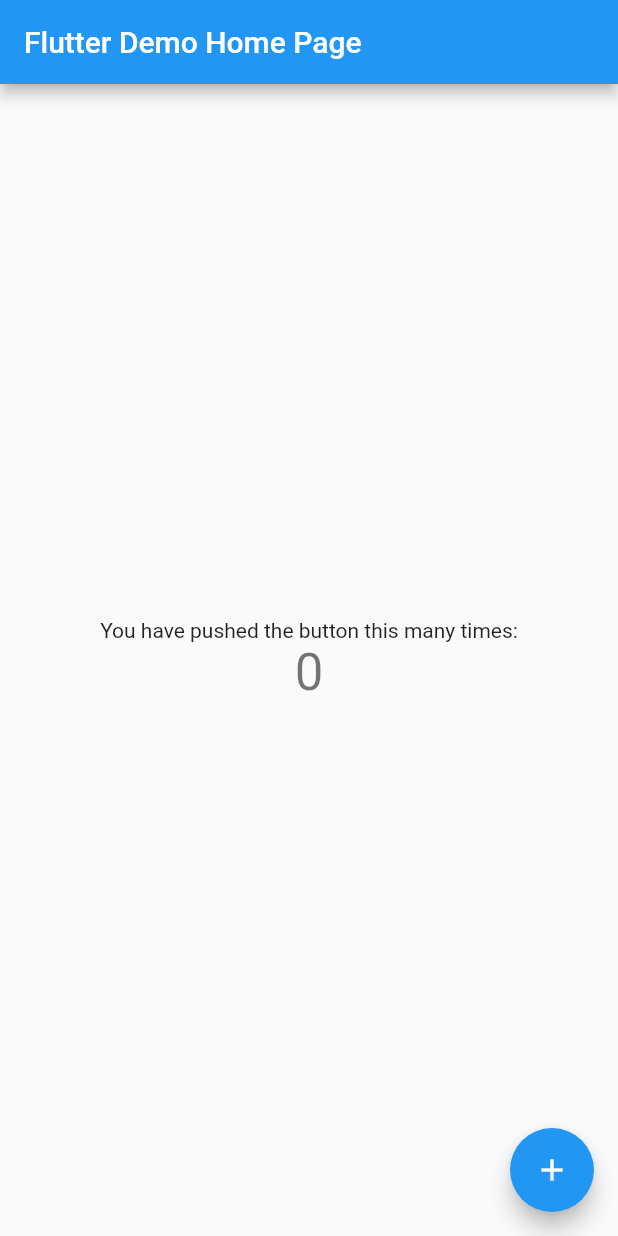
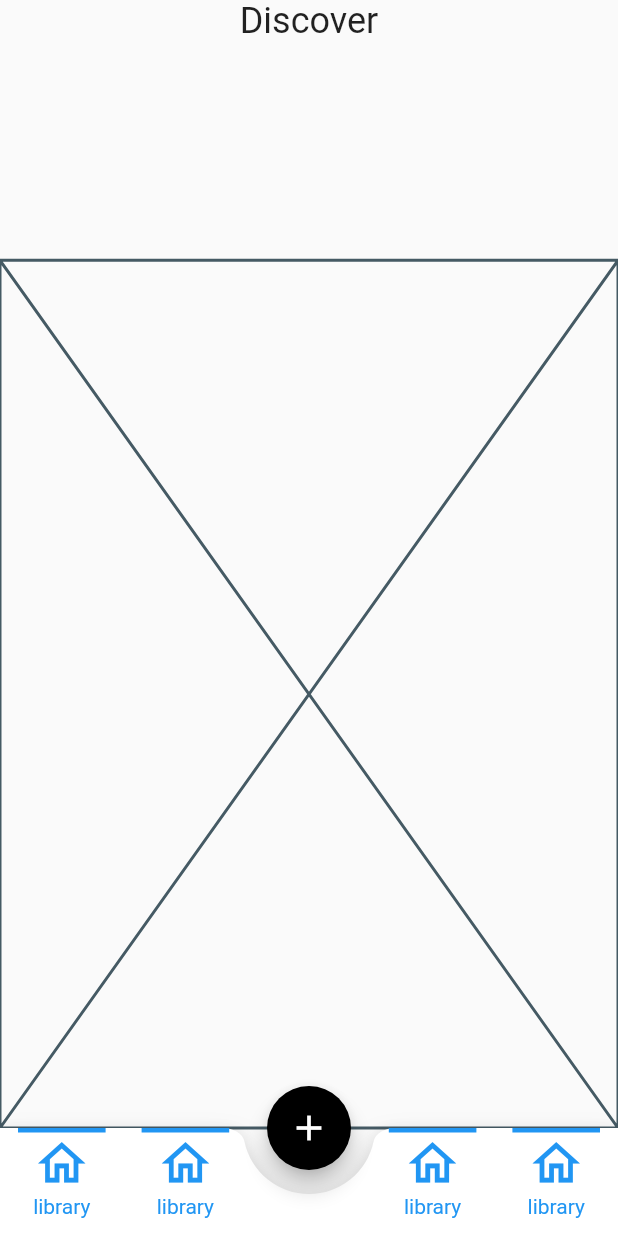
Before and after one commit to danasugu/contemporary-art-app, a Flutter app: the screen it shows after launch, on a phone screen of 412 x 824 dp. Run offline on Flutter 3.47's test engine with Material 2 defaults, Android fonts, the phone set to English and light mode, and no system bars.

Commit message:
main page

```diff
--- /dev/null
+++ b/contemporary_art_app/lib/contemporary_art_app.dart
@@ -0,0 +1,14 @@
+import 'package:contemporary_art_app/ui/art_main_page.dart';
+import 'package:flutter/material.dart';
+
+const String ART_HOME_ROUTE = "/";
+
+class ContemporaryArtApp extends StatelessWidget {
+  @override
+  Widget build(BuildContext context) {
+    return MaterialApp(
+      initialRoute: ART_HOME_ROUTE,
+      routes: {ART_HOME_ROUTE : (context) => ArtMainPage()},
+    );
+  }
+}
--- a/contemporary_art_app/lib/main.dart
+++ b/contemporary_art_app/lib/main.dart
@@ -1,117 +1,7 @@
 import 'package:flutter/material.dart';
 
+import 'contemporary_art_app.dart';
+
 void main() {
-  runApp(MyApp());
+  runApp(ContemporaryArtApp());
 }
-
-class MyApp extends StatelessWidget {
-  // This widget is the root of your application.
-  @override
-  Widget build(BuildContext context) {
-    return MaterialApp(
-      title: 'Flutter Demo',
-      theme: ThemeData(
-        // This is the theme of your application.
-        //
-        // Try running your application with "flutter run". You'll see the
-        // application has a blue toolbar. Then, without quitting the app, try
-        // changing the primarySwatch below to Colors.green and then invoke
-        // "hot reload" (press "r" in the console where you ran "flutter run",
-        // or simply save your changes to "hot reload" in a Flutter IDE).
-        // Notice that the counter didn't reset back to zero; the application
-        // is not restarted.
-        primarySwatch: Colors.blue,
-        // This makes the visual density adapt to the platform that you run
-        // the app on. For desktop platforms, the controls will be smaller and
-        // closer together (more dense) than on mobile platforms.
-        visualDensity: VisualDensity.adaptivePlatformDensity,
-      ),
-      home: MyHomePage(title: 'Flutter Demo Home Page'),
-    );
-  }
-}
-
-class MyHomePage extends StatefulWidget {
-  MyHomePage({Key key, this.title}) : super(key: key);
-
-  // This widget is the home page of your application. It is stateful, meaning
-  // that it has a State object (defined below) that contains fields that affect
-  // how it looks.
-
-  // This class is the configuration for the state. It holds the values (in this
-  // case the title) provided by the parent (in this case the App widget) and
-  // used by the build method of the State. Fields in a Widget subclass are
-  // always marked "final".
-
-  final String title;
-
-  @override
-  _MyHomePageState createState() => _MyHomePageState();
-}
-
-class _MyHomePageState extends State<MyHomePage> {
-  int _counter = 0;
-
-  void _incrementCounter() {
-    setState(() {
-      // This call to setState tells the Flutter framework that something has
-      // changed in this State, which causes it to rerun the build method below
-      // so that the display can reflect the updated values. If we changed
-      // _counter without calling setState(), then the build method would not be
-      // called again, and so nothing would appear to happen.
-      _counter++;
-    });
-  }
-
-  @override
-  Widget build(BuildContext context) {
-    // This method is rerun every time setState is called, for instance as done
-    // by the _incrementCounter method above.
-    //
-    // The Flutter framework has been optimized to make rerunning build methods
-    // fast, so that you can just rebuild anything that needs updating rather
-    // than having to individually change instances of widgets.
-    return Scaffold(
-      appBar: AppBar(
-        // Here we take the value from the MyHomePage object that was created by
-        // the App.build method, and use it to set our appbar title.
-        title: Text(widget.title),
-      ),
-      body: Center(
-        // Center is a layout widget. It takes a single child and positions it
-        // in the middle of the parent.
-        child: Column(
-          // Column is also a layout widget. It takes a list of children and
-          // arranges them vertically. By default, it sizes itself to fit its
-          // children horizontally, and tries to be as tall as its parent.
-          //
-          // Invoke "debug painting" (press "p" in the console, choose the
-          // "Toggle Debug Paint" action from the Flutter Inspector in Android
-          // Studio, or the "Toggle Debug Paint" command in Visual Studio Code)
-          // to see the wireframe for each widget.
-          //
-          // Column has various properties to control how it sizes itself and
-          // how it positions its children. Here we use mainAxisAlignment to
-          // center the children vertically; the main axis here is the vertical
-          // axis because Columns are vertical (the cross axis would be
-          // horizontal).
-          mainAxisAlignment: MainAxisAlignment.center,
-          children: <Widget>[
-            Text(
-              'You have pushed the button this many times:',
-            ),
-            Text(
-              '$_counter',
-              style: Theme.of(context).textTheme.headline4,
-            ),
-          ],
-        ),
-      ),
-      floatingActionButton: FloatingActionButton(
-        onPressed: _incrementCounter,
-        tooltip: 'Increment',
-        child: Icon(Icons.add),
-      ), // This trailing comma makes auto-formatting nicer for build methods.
-    );
-  }
-}
--- /dev/null
+++ b/contemporary_art_app/lib/ui/art_main_page.dart
@@ -0,0 +1,118 @@
+import 'package:flutter/material.dart';
+
+class ArtMainPage extends StatefulWidget {
+  @override
+  _ArtMainPageState createState() => _ArtMainPageState();
+}
+
+class _ArtMainPageState extends State<ArtMainPage> {
+  @override
+  Widget build(BuildContext context) {
+    return Scaffold(
+      body: SafeArea(
+        child: Column(
+        children: [
+          Expanded(
+            flex:3,
+            child:Column(
+              children: [
+                Text('Discover', style: TextStyle(fontSize:24),),
+                Row(
+                  children: [
+
+                  ],)
+              ],
+            )),
+          Expanded(
+            flex:10,
+            child:Placeholder()),
+        ],
+        ),
+        ),
+        bottomNavigationBar: BottomAppBar(
+          notchMargin: 16.0,
+          shape: CircularNotchedRectangle(),
+          child:Container(
+            height: 72,
+            child: Row(
+              children: [
+                Expanded(
+                  child: Padding(
+                    padding: const EdgeInsets.only(left:12,right:12,bottom: 12),
+                    child: Column(
+                      mainAxisAlignment: MainAxisAlignment.spaceBetween,
+                    children: [
+                      Container(height: 3,
+                      decoration: BoxDecoration(
+                        color:Colors.blue
+                      ),),
+                      Icon(Icons.home_outlined, size:38,color: Colors.blue,),
+
+                      Text('library', style: TextStyle(color:Colors.blue),)
+                    ],
+                ),
+                  ),
+                  ),
+                Expanded(
+                  child: Padding(
+                    padding: const EdgeInsets.only(left:12,right:12,bottom: 12),
+                    child: Column(
+                      mainAxisAlignment: MainAxisAlignment.spaceBetween,
+                    children: [
+                      Container(height: 3,
+                      decoration: BoxDecoration(
+                        color:Colors.blue
+                      ),),
+                      Icon(Icons.home_outlined, size:38,color: Colors.blue,),
+
+                      Text('library', style: TextStyle(color:Colors.blue),)
+                    ],
+                ),
+                  ),
+                  ),
+                Expanded(child: Container() ,),
+                Expanded(
+                  child: Padding(
+                    padding: const EdgeInsets.only(left:12,right:12,bottom: 12),
+                    child: Column(
+                      mainAxisAlignment: MainAxisAlignment.spaceBetween,
+                    children: [
+                      Container(height: 3,
+                      decoration: BoxDecoration(
+                        color:Colors.blue
+                      ),),
+                      Icon(Icons.home_outlined, size:38,color: Colors.blue,),
+
+                      Text('library', style: TextStyle(color:Colors.blue),)
+                    ],
+                ),
+                  ),
+                  ),
+                Expanded(
+                  child: Padding(
+                    padding: const EdgeInsets.only(left:12,right:12,bottom: 12),
+                    child: Column(
+                      mainAxisAlignment: MainAxisAlignment.spaceBetween,
+                    children: [
+                      Container(height: 3,
+                      decoration: BoxDecoration(
+                        color:Colors.blue
+                      ),),
+                      Icon(Icons.home_outlined, size:38,color: Colors.blue,),
+
+                      Text('library', style: TextStyle(color:Colors.blue),)
+                    ],
+                ),
+                  ),
+                  ),
+            ],),
+            )
+        ),
+        floatingActionButtonLocation: FloatingActionButtonLocation.centerDocked,
+        floatingActionButton: FloatingActionButton(
+          backgroundColor: Colors.black,
+          onPressed: (){},
+          child: Icon(Icons.add, size:28),),
+    );
+  }
+}
```
Also changed, not shown: 1 other file.
